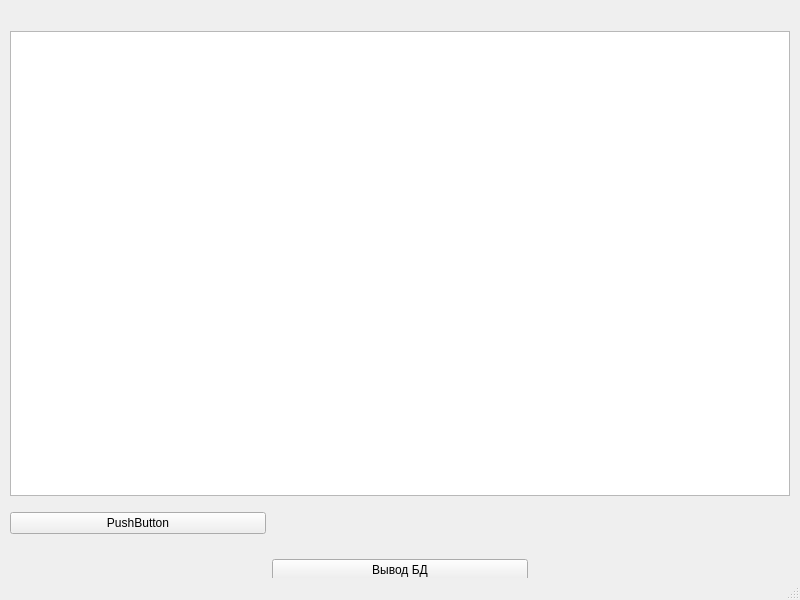
Qt form MainForm.ui (KozlovIA/Qt-DataBase) before a commit.
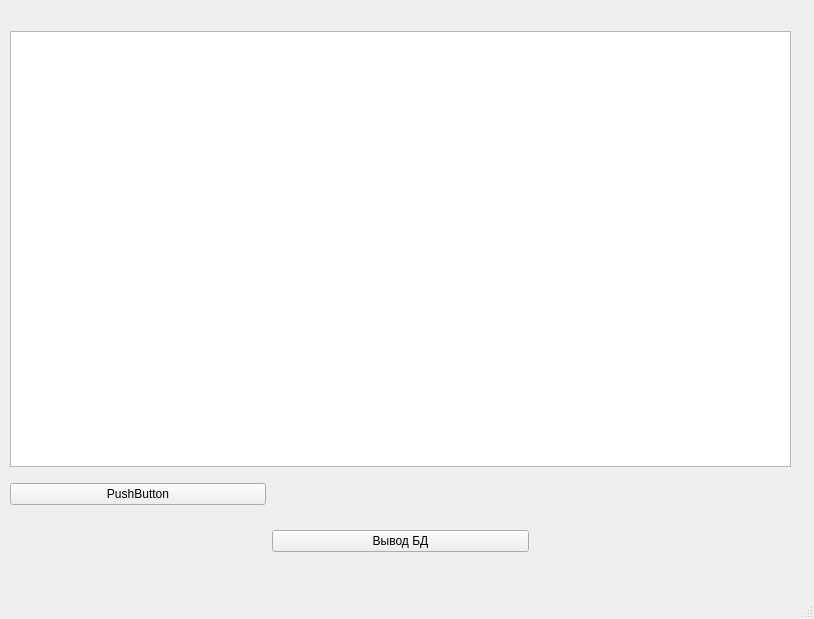
The same form after that commit.

Commit message: try fixed thread resize but not today

Diff of the .ui file:
```diff
--- a/MainForm.ui
+++ b/MainForm.ui
@@ -9,8 +9,8 @@
    <rect>
     <x>0</x>
     <y>0</y>
-    <width>800</width>
-    <height>600</height>
+    <width>814</width>
+    <height>619</height>
    </rect>
   </property>
   <property name="sizePolicy">
@@ -37,8 +37,8 @@
      <rect>
       <x>0</x>
       <y>0</y>
-      <width>800</width>
-      <height>600</height>
+      <width>801</width>
+      <height>571</height>
      </rect>
     </property>
     <layout class="QGridLayout" name="gridLayout" rowstretch="0,0,0,0,0,0" columnstretch="0,0,0">
```
Left out of the diff: 2 changed lines with no effect on the pictures. The commit also changes 2 other files.
